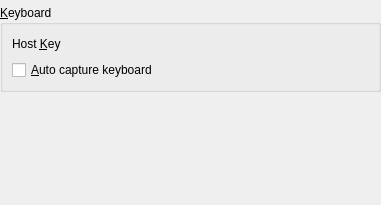
Qt form vbox/src/VBox/Frontends/VirtualBox4/ui/VBoxGLSettingsInput.ui (jljuxgm/vboxgit) before a commit.
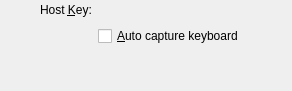
The same form after that commit. Custom widgets are drawn as their Qt base class.

```diff
--- a/vbox/src/VBox/Frontends/VirtualBox4/ui/VBoxGLSettingsInput.ui
+++ b/vbox/src/VBox/Frontends/VirtualBox4/ui/VBoxGLSettingsInput.ui
@@ -22,49 +22,57 @@
    <rect>
     <x>0</x>
     <y>0</y>
-    <width>381</width>
-    <height>205</height>
+    <width>292</width>
+    <height>91</height>
    </rect>
   </property>
-  <layout class="QVBoxLayout" >
+  <layout class="QGridLayout" >
    <property name="leftMargin" >
     <number>0</number>
    </property>
    <property name="topMargin" >
-    <number>5</number>
+    <number>0</number>
    </property>
    <property name="rightMargin" >
     <number>0</number>
    </property>
    <property name="bottomMargin" >
-    <number>5</number>
+    <number>0</number>
    </property>
-   <item>
-    <widget class="QGroupBox" name="mGbInput" >
-     <property name="title" >
-      <string>&amp;Keyboard</string>
+   <item rowspan="2" row="0" column="0" >
+    <spacer>
+     <property name="orientation" >
+      <enum>Qt::Horizontal</enum>
      </property>
-     <layout class="QVBoxLayout" >
-      <item>
-       <layout class="QHBoxLayout" >
-        <item>
+     <property name="sizeType" >
+      <enum>QSizePolicy::Fixed</enum>
+     </property>
+     <property name="sizeHint" >
+      <size>
+       <width>40</width>
+       <height>20</height>
+      </size>
+     </property>
+    </spacer>
+   </item>
+   <item row="0" column="1" >
          <widget class="QLabel" name="mLbHostKey" >
           <property name="text" >
-           <string>Host &amp;Key</string>
+      <string>Host &amp;Key:</string>
           </property>
           <property name="buddy" >
            <cstring>mHeHostKey</cstring>
           </property>
          </widget>
         </item>
-        <item>
+   <item row="0" column="2" >
          <widget class="QIHotKeyEdit" name="mHeHostKey" >
           <property name="whatsThis" >
            <string>Displays the key used as a Host Key in the VM window. Activate the entry field and press a new Host Key. Note that alphanumeric, cursor movement and editing keys cannot be used as a Host Key.</string>
           </property>
          </widget>
         </item>
-        <item>
+   <item row="0" column="3" >
          <spacer>
           <property name="orientation" >
            <enum>Qt::Horizontal</enum>
@@ -77,9 +85,7 @@
           </property>
          </spacer>
         </item>
-       </layout>
-      </item>
-      <item>
+   <item row="1" column="2" colspan="2" >
        <widget class="QCheckBox" name="mCbAutoGrab" >
         <property name="whatsThis" >
          <string>When checked, the keyboard is automatically captured every time the VM window is activated. When the keyboard is captured, all keystrokes (including system ones like Alt-Tab) are directed to the VM.</string>
@@ -89,18 +95,15 @@
         </property>
        </widget>
       </item>
-     </layout>
-    </widget>
-   </item>
-   <item>
+   <item row="2" column="3" >
     <spacer>
      <property name="orientation" >
       <enum>Qt::Vertical</enum>
      </property>
      <property name="sizeHint" >
       <size>
-       <width>20</width>
-       <height>0</height>
+       <width>121</width>
+       <height>271</height>
       </size>
      </property>
     </spacer>
```
Lines whose indentation alone changed are shown as unchanged.
